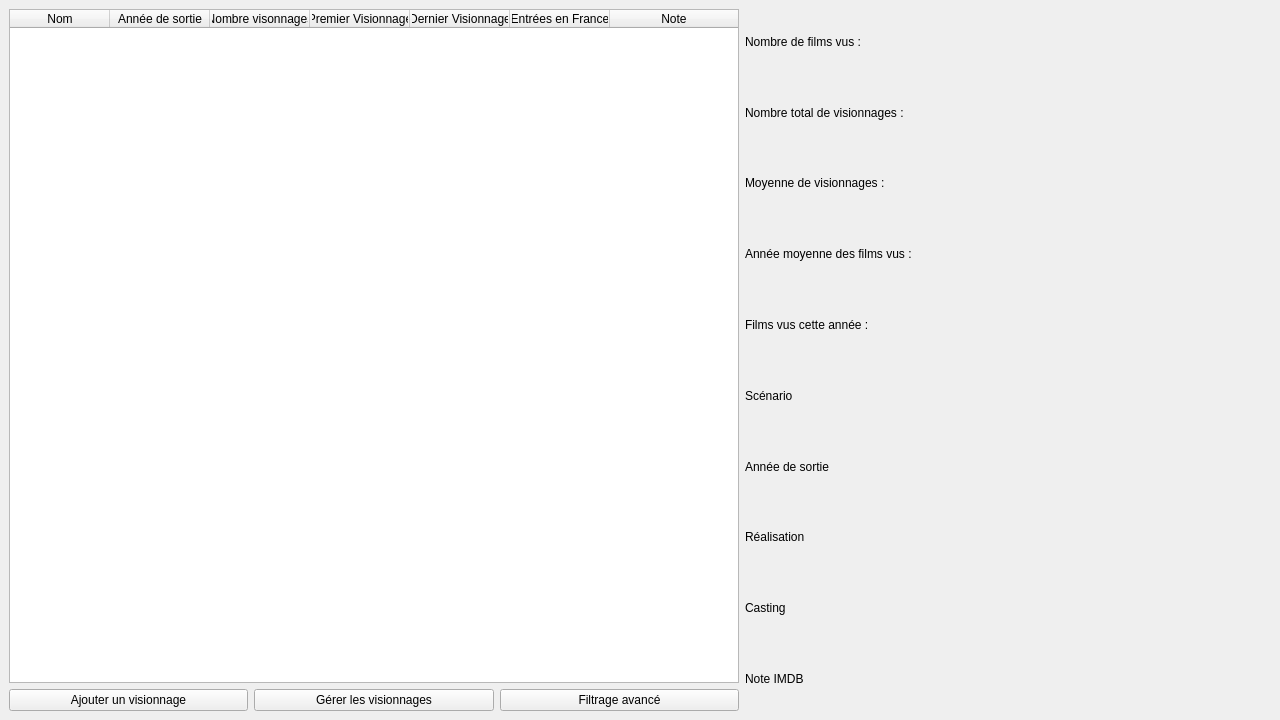
Qt form MainWindow.ui (AmbreM71/MovieManager) before a commit.
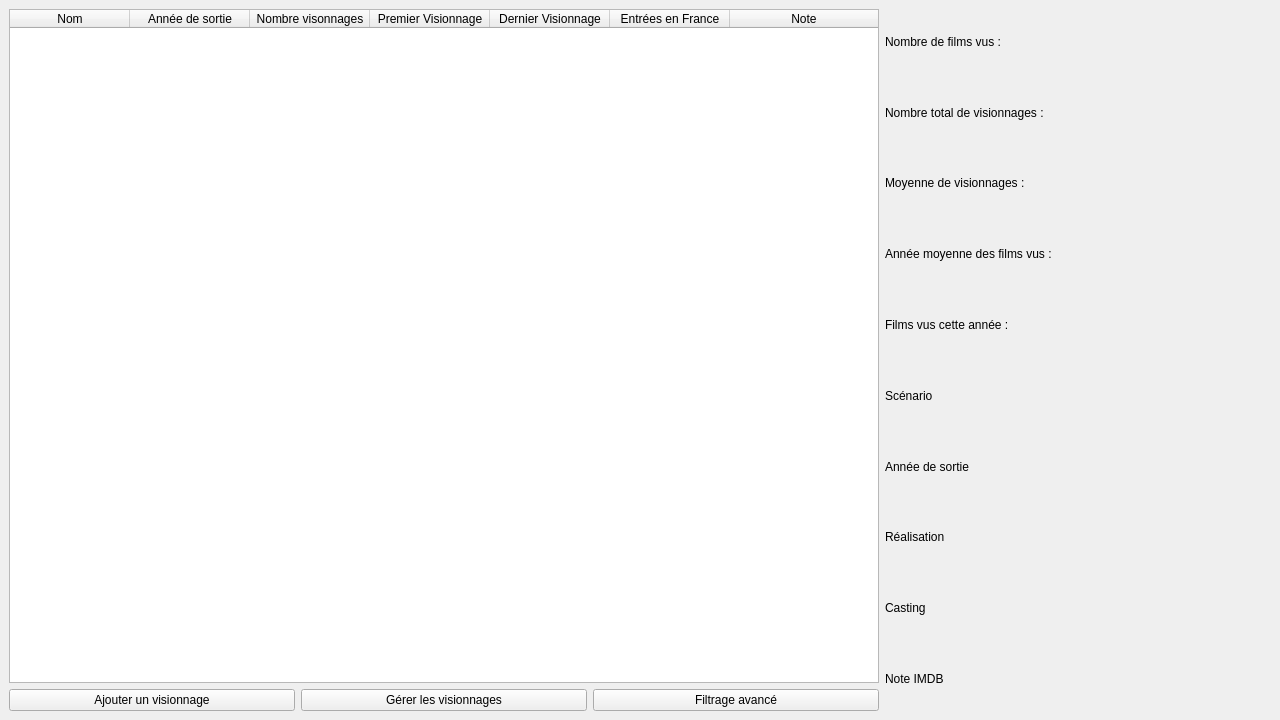
The same form after that commit.

Commit message: Resize table columns width

Patch:
```diff
--- a/MainWindow.ui
+++ b/MainWindow.ui
@@ -85,6 +85,9 @@
         <attribute name="horizontalHeaderCascadingSectionResizes">
          <bool>false</bool>
         </attribute>
+        <attribute name="horizontalHeaderDefaultSectionSize">
+         <number>120</number>
+        </attribute>
         <attribute name="horizontalHeaderHighlightSections">
          <bool>true</bool>
         </attribute>
```
Left out of the diff: 3 changed lines with no effect on the pictures.
